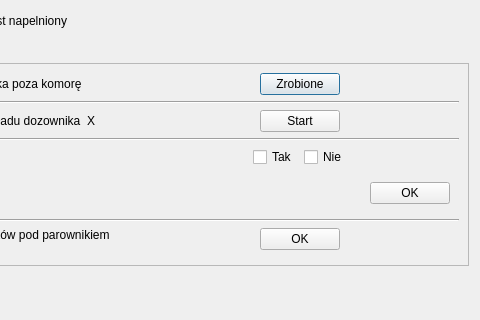
First picture: the form in nowytest_3.ui, repository wiacekmarcin/StanowiskoChemiczne, before the edit; both pictures show x 160 to 640 and y 0 to 320 of the 640 by 480 pixel window.
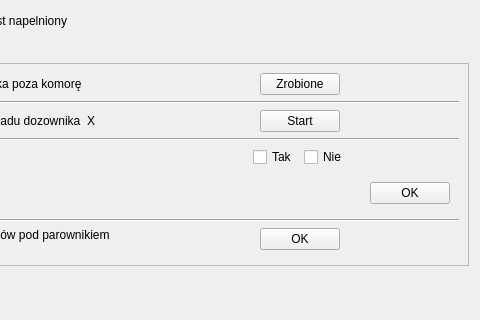
Second picture: the form after the edit.

The edit to the form file:
```diff
--- a/nowytest_3.ui
+++ b/nowytest_3.ui
@@ -1,7 +1,7 @@
 <?xml version="1.0" encoding="UTF-8"?>
 <ui version="4.0">
  <class>NowyTest_3</class>
- <widget class="QDialog" name="NowyTest_3">
+ <widget class="QWizardPage" name="NowyTest_3">
   <property name="geometry">
    <rect>
     <x>0</x>
```
